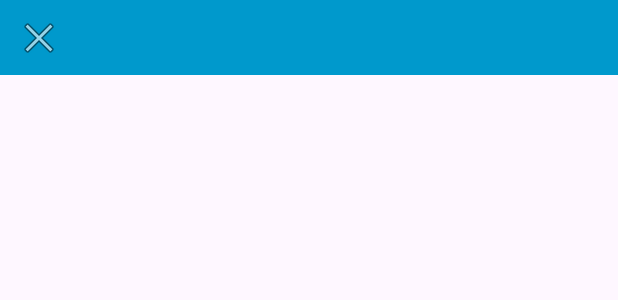
After one commit to Kroxitrock/HCI-23-24-language-farm, an Android app: the layout header.xml on its own in the app's theme, with its tools: preview values and no code run, on a phone screen of 412 x 824 dp. The commit adds this screen. Shown: the top 300 px of the screen. Run offline under Robolectric (Android 15) with nearby library versions, the phone set to English and light mode, and no system bars.

Commit message:
Header layout

```diff
--- a/app/src/main/java/es/upm/farm/language/BuyActivity.java
+++ b/app/src/main/java/es/upm/farm/language/BuyActivity.java
@@ -2,6 +2,7 @@ package es.upm.farm.language;
 
 import android.os.Bundle;
 import android.widget.ListView;
+import android.widget.TextView;
 
 import androidx.activity.EdgeToEdge;
 import androidx.appcompat.app.AppCompatActivity;
@@ -18,5 +19,8 @@ public class BuyActivity extends AppCompatActivity {
         super.onCreate(savedInstanceState);
         EdgeToEdge.enable(this);
         setContentView(R.layout.activity_buy);
+
+        TextView headerTitle = findViewById(R.id.header).findViewById(R.id.header_title);
+        headerTitle.setText("Buy");
     }
 }
--- /dev/null
+++ b/app/src/main/res/layout/header.xml
@@ -0,0 +1,27 @@
+<LinearLayout xmlns:android="http://schemas.android.com/apk/res/android"
+    xmlns:app="http://schemas.android.com/apk/res-auto"
+    android:layout_width="match_parent"
+    android:layout_height="50dp"
+    android:background="@android:color/holo_blue_dark"
+    android:orientation="horizontal">
+
+
+    <ImageButton
+        android:id="@+id/close_btn"
+        android:layout_width="wrap_content"
+        android:layout_height="wrap_content"
+        android:layout_margin="10dp"
+        android:background="@android:color/transparent"
+        app:srcCompat="@android:drawable/ic_menu_close_clear_cancel" />
+
+    <TextView
+        android:id="@+id/header_title"
+        android:layout_width="wrap_content"
+        android:layout_height="match_parent"
+        android:layout_marginEnd="40dp"
+        android:layout_weight="1"
+        android:gravity="center"
+        android:textColor="@color/white"
+        android:textSize="20sp"/>
+
+</LinearLayout>
```
Also changed, not shown: app/src/main/res/layout/activity_buy.xml (+4 -25 lines).
